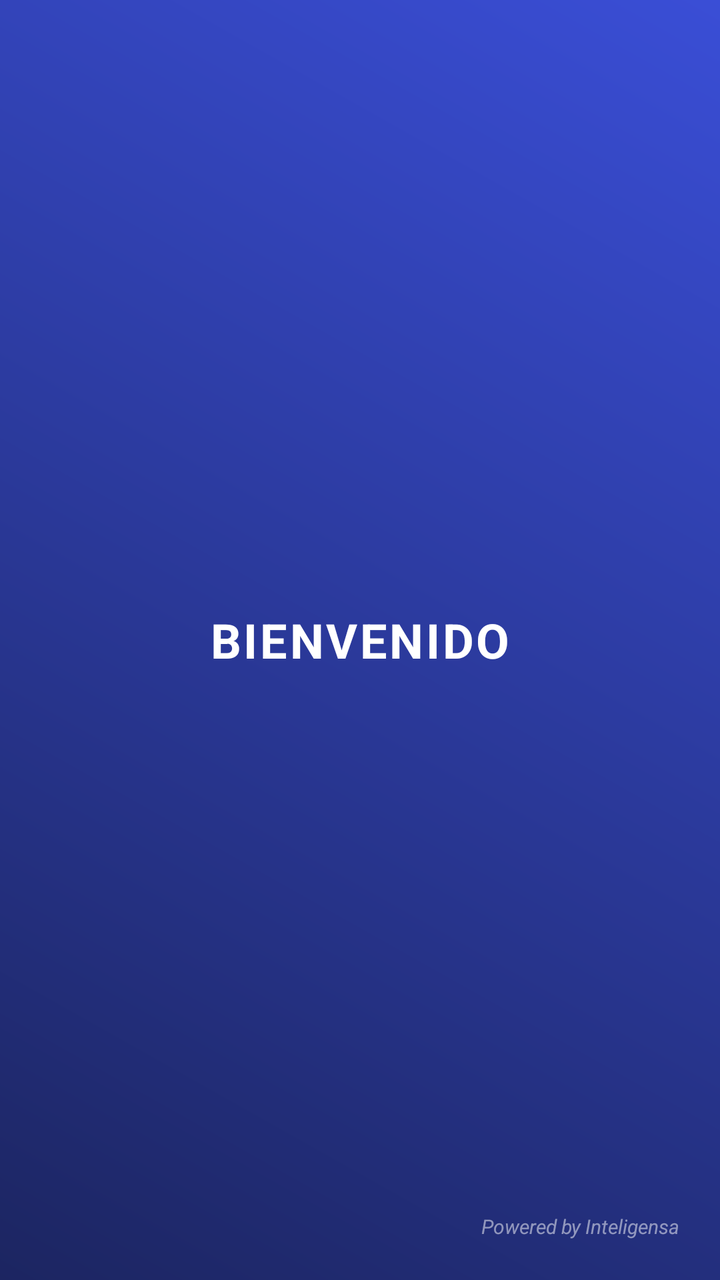
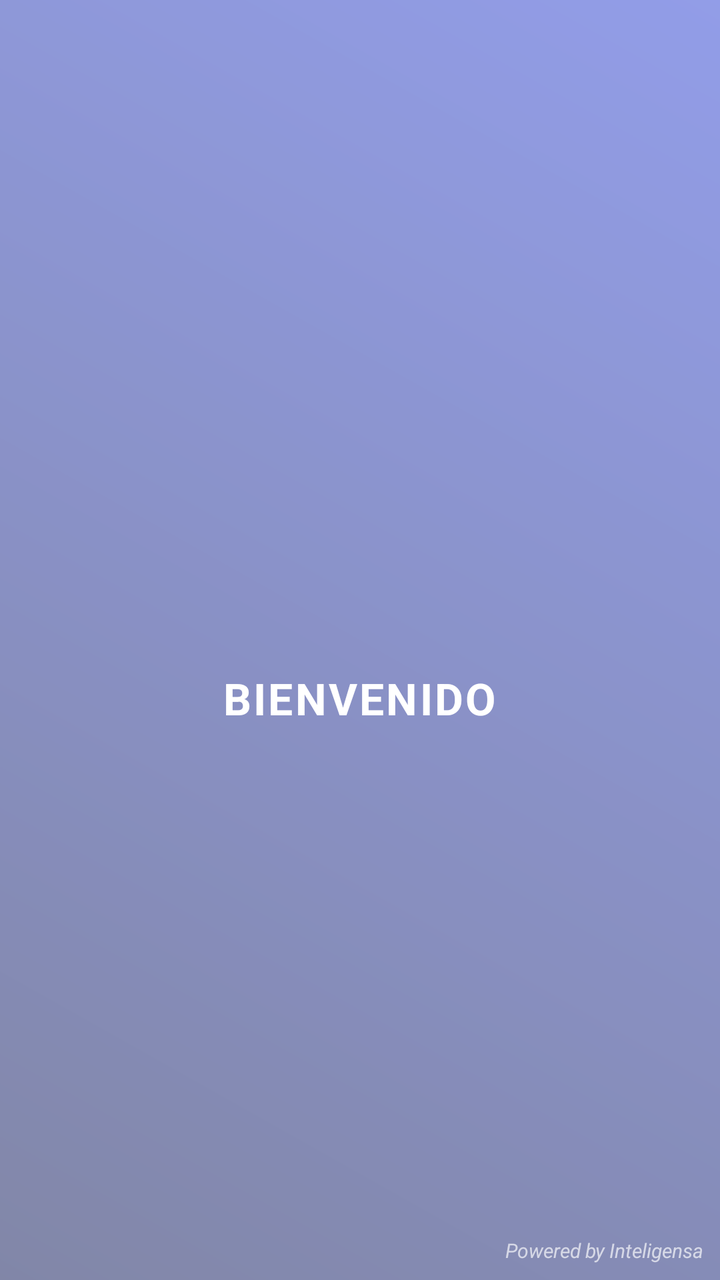

The first picture is an Android layout as it rendered before a commit; the second is the same layout after the commit. The layout source and the unified diff follow.
<!-- AndroidManifest.xml: fallback theme Theme.MaterialComponents.DayNight.NoActionBar -->
<!-- res/layout/secondary_welcome.xml -->
<?xml version="1.0" encoding="utf-8"?>
<RelativeLayout xmlns:android="http://schemas.android.com/apk/res/android"
    android:layout_width="match_parent"
    android:layout_height="match_parent"
    android:background="@drawable/app_gradient"
    android:padding="20dp">

    <LinearLayout
        android:layout_width="wrap_content"
        android:layout_height="wrap_content"
        android:layout_centerInParent="true"
        android:gravity="center"
        android:orientation="vertical">

        <TextView
            android:id="@+id/welcome_title"
            android:layout_width="wrap_content"
            android:layout_height="wrap_content"
            android:text="BIENVENIDO"
            android:textColor="#FFFFFF"
            android:textSize="24sp"
            android:textStyle="bold"
            android:letterSpacing="0.05" />
    </LinearLayout>

    <TextView
        android:layout_width="wrap_content"
        android:layout_height="wrap_content"
        android:layout_alignParentBottom="true"
        android:layout_alignParentEnd="true"
        android:text="Powered by Inteligensa"
        android:textColor="#80FFFFFF"
        android:textSize="10sp"
        android:textStyle="italic" />

</RelativeLayout>
<!-- resources referenced by this layout -->
<resources>
  <!-- drawable app_gradient (drawable) -->
  <?xml version="1.0" encoding="utf-8"?>
  <shape xmlns:android="http://schemas.android.com/apk/res/android"
      android:shape="rectangle">
      <gradient
          android:angle="45"
          android:endColor="#3A4ED6"
          android:startColor="#1C2561"
          android:type="linear" />
  </shape>
</resources>

<!-- the commit's change to res/layout/secondary_welcome.xml (unified diff, before → after) -->
@@ -1,10 +1,24 @@
 <?xml version="1.0" encoding="utf-8"?>
 <RelativeLayout xmlns:android="http://schemas.android.com/apk/res/android"
     android:layout_width="match_parent"
-    android:layout_height="match_parent"
-    android:background="@drawable/app_gradient"
-    android:padding="20dp">
+    android:layout_height="match_parent">
 
+    
+    <ImageView
+        android:layout_width="match_parent"
+        android:layout_height="match_parent"
+        android:src="@drawable/welcome_bg"
+        android:scaleType="centerCrop"
+        android:contentDescription="Welcome background" />
+
+    
+    <View
+        android:layout_width="match_parent"
+        android:layout_height="match_parent"
+        android:background="@drawable/app_gradient"
+        android:alpha="0.55" />
+
+    
     <LinearLayout
         android:layout_width="wrap_content"
         android:layout_height="wrap_content"
@@ -12,24 +26,34 @@
         android:gravity="center"
         android:orientation="vertical">
 
+        <ImageView
+            android:layout_width="120dp"
+            android:layout_height="48dp"
+            android:src="@drawable/platco_logo"
+            android:scaleType="fitCenter"
+            android:contentDescription="Logo" />
+
         <TextView
             android:id="@+id/welcome_title"
             android:layout_width="wrap_content"
             android:layout_height="wrap_content"
+            android:layout_marginTop="10dp"
             android:text="BIENVENIDO"
             android:textColor="#FFFFFF"
-            android:textSize="24sp"
+            android:textSize="22sp"
             android:textStyle="bold"
             android:letterSpacing="0.05" />
     </LinearLayout>
 
+    
     <TextView
         android:layout_width="wrap_content"
         android:layout_height="wrap_content"
         android:layout_alignParentBottom="true"
         android:layout_alignParentEnd="true"
+        android:layout_margin="8dp"
         android:text="Powered by Inteligensa"
-        android:textColor="#80FFFFFF"
+        android:textColor="#AAFFFFFF"
         android:textSize="10sp"
         android:textStyle="italic" />
 
<!-- resource entries referenced after the edit -->
@@ -10,5 +10,7 @@
           android:startColor="#1C2561"
           android:type="linear" />
   </shape>
+  <!-- drawable platco_logo: png bitmap (drawable, 56932 bytes) -->
+  <!-- drawable welcome_bg: png bitmap (drawable, 77416 bytes) -->
 </resources>
 
